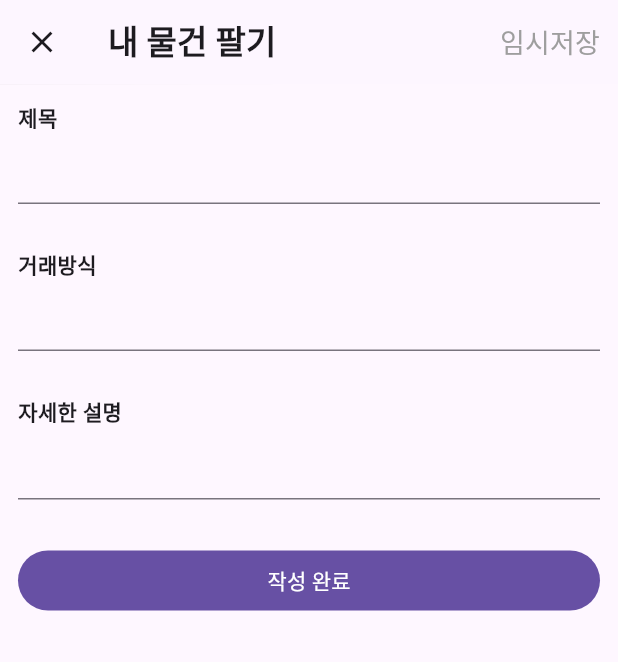
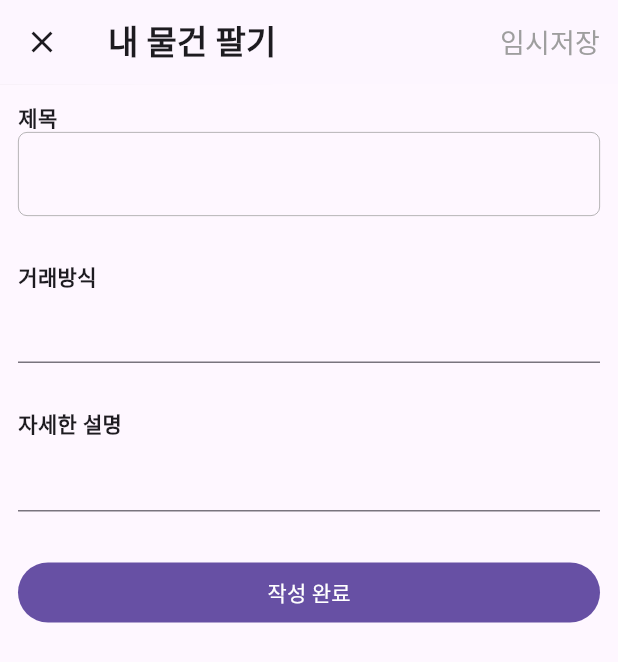
Before and after one commit to gyugyu90/carrot_clone_app, a Flutter app: the SellMyGoodsScreen screen opened directly, on a phone screen of 412 x 824 dp. Shown: the top 662 px of the screen. Run offline on Flutter 3.47's test engine with Material 3 defaults, Android fonts, the phone set to English and light mode, and no system bars.

Commit message:
add decoration to text field

```diff
--- a/lib/screens/sell_my_goods_screen.dart
+++ b/lib/screens/sell_my_goods_screen.dart
@@ -43,7 +43,24 @@ class _SellMyGoodsScreenState extends State<SellMyGoodsScreen> {
           crossAxisAlignment: CrossAxisAlignment.stretch,
           children: [
             const FormLabel('제목'),
-            const TextField(),
+            TextField(
+              decoration: InputDecoration(
+                enabledBorder: OutlineInputBorder(
+                  borderSide: const BorderSide(
+                    color: Colors.grey,
+                    width: 0.5,
+                  ),
+                  borderRadius: BorderRadius.circular(6),
+                ),
+                focusedBorder: OutlineInputBorder(
+                  borderSide: const BorderSide(
+                    color: Colors.black,
+                    width: 0.5,
+                  ),
+                  borderRadius: BorderRadius.circular(6),
+                ),
+              ),
+            ),
             const SizedBox(height: 30),
             const FormLabel('거래방식'),
             const TextField(),
```
